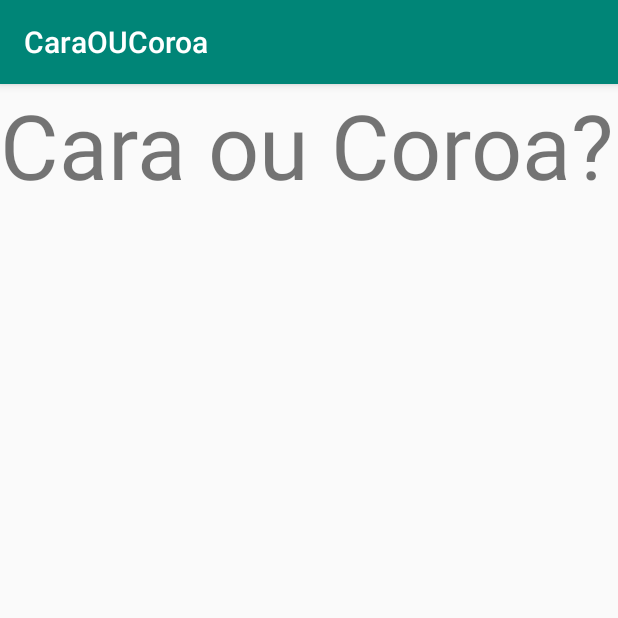
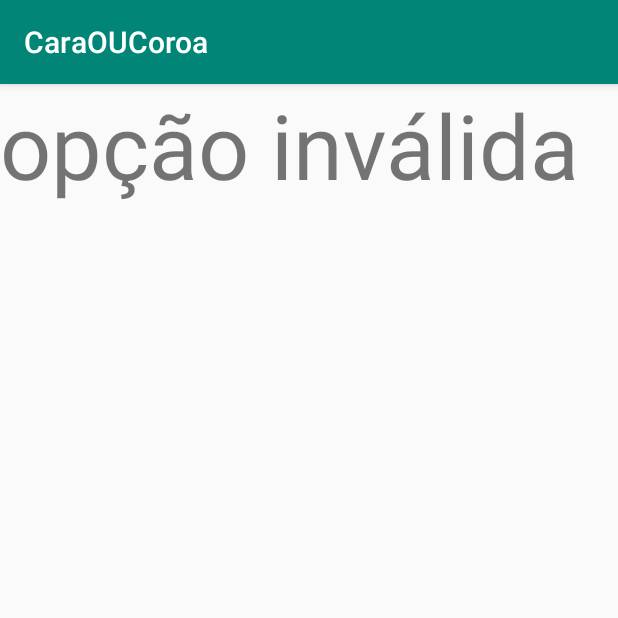
Before and after one commit to giovanildo/caraOuCoroa, an Android app: the SegundaActivity screen opened directly, with no data from a screen before it, on a phone screen of 412 x 824 dp, the top half of it. Run offline under Robolectric (Android 15) with nearby library versions, the phone set to English and light mode, and no system bars; 2 statements that could not run were skipped.

Commit message:
finalizando fazendo a logica do cara coroa

```diff
--- a/app/src/main/java/com/example/caraoucoroa/SegundaActivity.java
+++ b/app/src/main/java/com/example/caraoucoroa/SegundaActivity.java
@@ -31,16 +31,6 @@ public class SegundaActivity extends AppCompatActivity {
 
         sorteio(palpiteRecebido, txt);
 
-
-
-
-
-
-
-
-
-
-
     }
 
     private void sorteio(String palpiteRecebido, TextView textView){
@@ -48,11 +38,18 @@ public class SegundaActivity extends AppCompatActivity {
 
         String palpite = palpiteRecebido.toUpperCase().trim();
         //tratar entrada
+        //verifica se contem a opcao
 
+        LADOMOEDA palpiteLado = null;
         for(LADOMOEDA lado : LADOMOEDA.values()){
-            if(!palpite.equals(lado.name())){
-                textView.setText("OPÇÃO INVÁLIDA");
+            if(palpite.equals(lado.name())){
+                palpiteLado = lado;
             }
+        }
+
+        if (palpiteLado == null){
+            textView.setText("opção inválida");
+            return;
         }
 
         //gerar um cara ou coroa com o random
@@ -60,33 +57,12 @@ public class SegundaActivity extends AppCompatActivity {
         Random random = new Random();
         int sorteado = random.nextInt(2);
 
-        LADOMOEDA lado = Enum.valueOf(LADOMOEDA.class, palpite);
-
-        textView.setText(lado.name() + lado.getLadoMoeda());
-
-//
-//
-//        LADOMOEDA lado = Enum.valueOf(LADOMOEDA.class, palpite.toUpperCase() );
-//
-//        textView.setText(palpite.toUpperCase());
-
-        //mostrar msg de sucesso ou fracasso
-
-       /* if(!palpite.equals("Cara")  && !palpite.equals("Coroa")){
-            textView.setText("Opção inválida");
-            return;
+        if(palpiteLado.getLadoMoeda()==sorteado){
+            textView.setText("Acertou!!");
+        } else {
+            textView.setText("Falhou");
         }
 
-        if(palpite.equals("Cara")){
-            textView.setText("Acertou!");
-            return;
-        }
-        if (palpite.equals("Coroa")) {
-            textView.setText("Acertou");
-            return;
-        }
-
-        textView.setText("Errou");*/
     }
 
     public enum LADOMOEDA {
```
